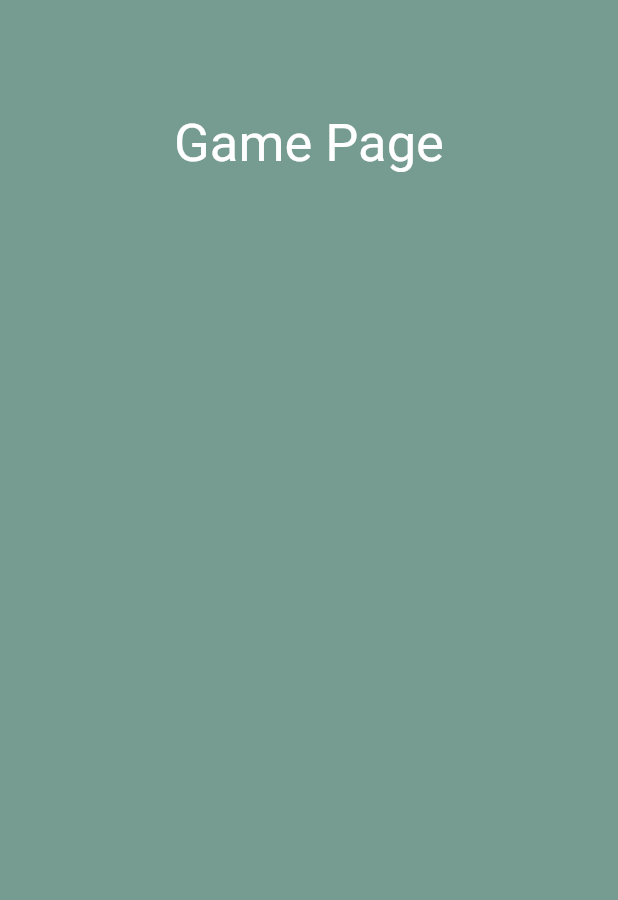
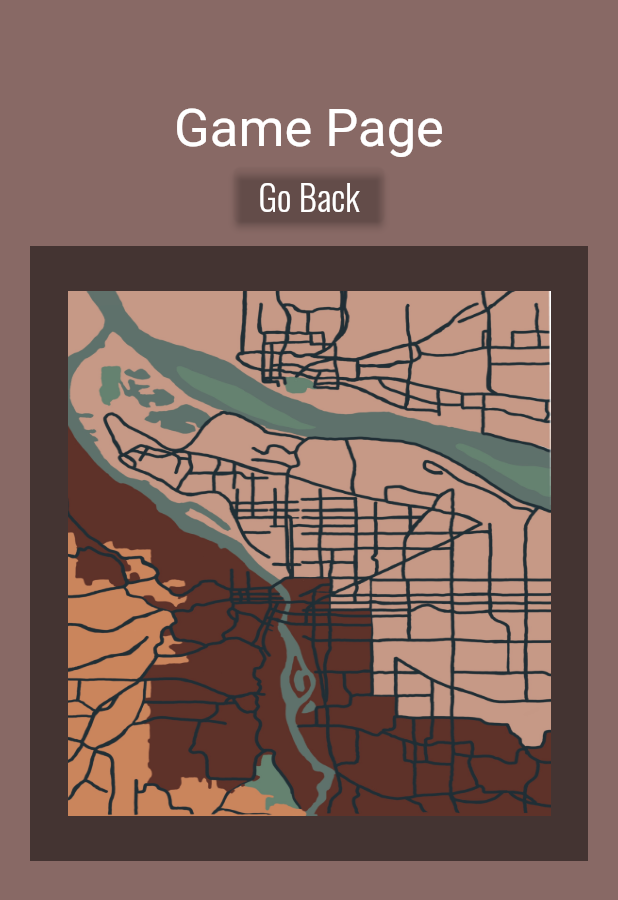
Before and after one commit to cjcompton/Portland-Yard, a Flutter app: the GamePage screen opened directly, on a phone screen of 412 x 824 dp. Shown: the top 900 px of the screen. Run offline on Flutter 3.47's test engine with Material 2 defaults, Android fonts, the phone set to English and light mode, and no system bars; Roboto replaces fonts that are missing (Oswald-SemiBold).

Commit message:
fixed spacing

```diff
--- a/lib/main.dart
+++ b/lib/main.dart
@@ -283,10 +283,10 @@ class JoinGamePage extends StatelessWidget {
                     ),
                   ),
                   SizedBox(height: 15),
-                  ElevatedButton(
+                  /*ElevatedButton(
                     onPressed: null,
                     child: Text('Disabled'),
-                  ),
+                  ),*/
                 ]),
               )
             ])));
@@ -314,22 +314,52 @@ class GamePage extends StatelessWidget {
 
   @override
   Widget build(BuildContext context) {
+    final ButtonStyle style = ElevatedButton.styleFrom(
+        backgroundColor: Colors.transparent,
+        textStyle: const TextStyle(
+            fontFamily: 'Oswald', fontSize: 24.0, color: Colors.white));
     return Scaffold(
         body: Container(
-        width: MediaQuery.of(context).size.width,
-        height: MediaQuery.of(context).size.height,
-        padding: const EdgeInsets.symmetric(vertical: 75, horizontal: 30),
-        decoration:
-            const BoxDecoration(color: Color.fromRGBO(118, 156, 145, 100)),
-        child: Column(children: const <Widget>[
-          Text('Game Page',
+            color: const Color.fromRGBO(88, 44, 38, 100).withOpacity(0.7),
+            alignment: Alignment.center,
+            //padding: EdgeInsets.all((MediaQuery.of(context).size.width) / 4),
+            padding: const EdgeInsets.symmetric(vertical: 65, horizontal: 20),
+            child: Column(children: <Widget>[
+              const Text('Game Page',
                   textAlign: TextAlign.center,
                   style: TextStyle(
                       fontFamily: "Oswald-SemiBold",
                       fontSize: 35,
                       color: Colors.white)),
+              ElevatedButton(
+                  style: style,
+                  onPressed: () {
+                    Navigator.pop(context);
+                  },
+                  child: const Text('Go Back')),
+              Container(
+                  alignment: Alignment.center,
+                  padding: const EdgeInsets.symmetric(
+                      vertical: 5.0, horizontal: 50.0)),
+              Container(
+                color: Colors.black.withOpacity(0.5),
+                padding:
+                    const EdgeInsets.symmetric(vertical: 30, horizontal: 25),
+                child: Column(children: <Widget>[
+                  /*SizedBox(
+                      height: 50,
+                      width: 50,
+                      child: */
+                  Container(
+                      height: 350,
+                      width: 375,
+                      decoration: const BoxDecoration(
+                          image: DecorationImage(
+                        image: AssetImage('assets/images/map.jpeg'),
+                        fit: BoxFit.fill,
+                      )))
                 ]),
-      ),
-    );
+              )
+            ])));
   }
 }
```
Lines whose indentation alone changed are shown as unchanged.
